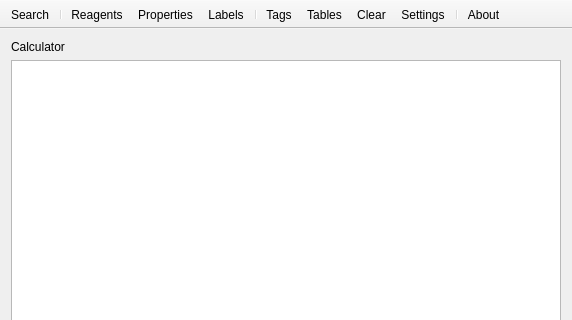
First picture: the form in mainwindow.ui, repository FrankMamuda/fumingcube, before the edit; both pictures show x 0 to 572 and y 0 to 320 of the 572 by 550 pixel window.
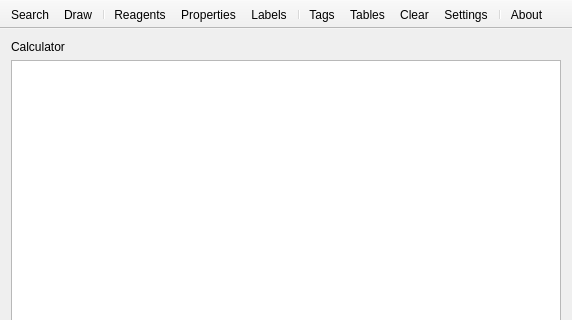
Second picture: the form after the edit. Icons and pictures are not drawn. Custom widgets are drawn as their Qt base class.

Commit message: initial draw tool implementation

```diff
--- a/mainwindow.ui
+++ b/mainwindow.ui
@@ -86,6 +86,7 @@
     <bool>false</bool>
    </attribute>
    <addaction name="actionSearch"/>
+   <addaction name="actionDraw"/>
    <addaction name="separator"/>
    <addaction name="actionReagents"/>
    <addaction name="actionProperties"/>
@@ -199,6 +200,15 @@
     <string>Tables</string>
    </property>
   </action>
+  <action name="actionDraw">
+   <property name="icon">
+    <iconset theme="structure">
+     <normaloff>.</normaloff>.</iconset>
+   </property>
+   <property name="text">
+    <string>Draw</string>
+   </property>
+  </action>
  </widget>
  <layoutdefault spacing="6" margin="11"/>
  <customwidgets>
```
Left out of the diff: 3 changed lines with no effect on the pictures. The commit also changes 12 other files.
